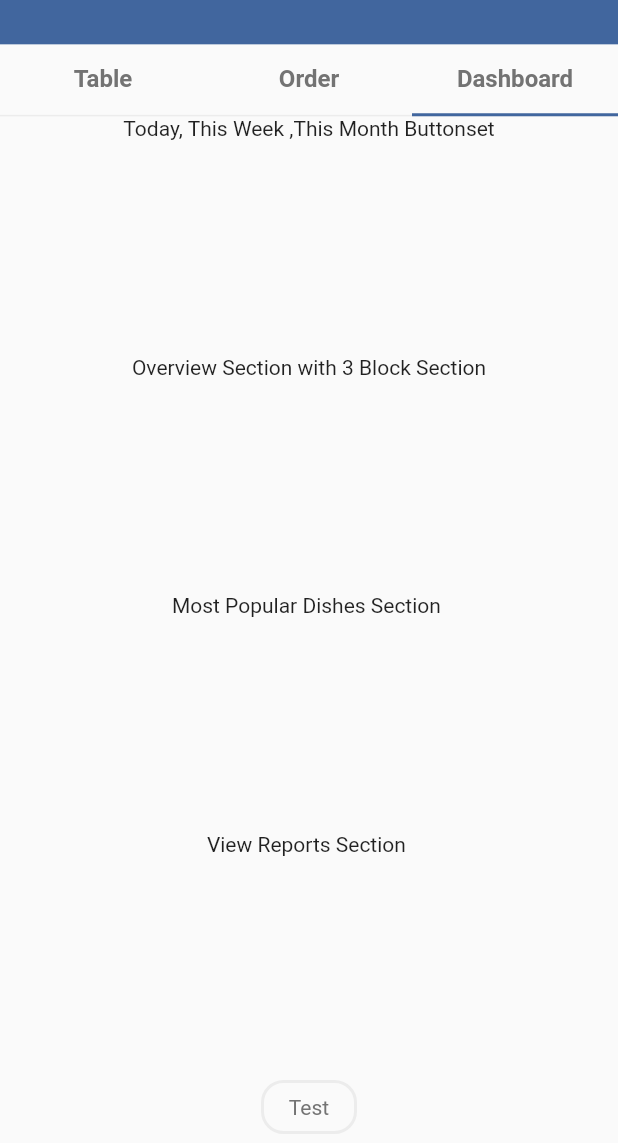
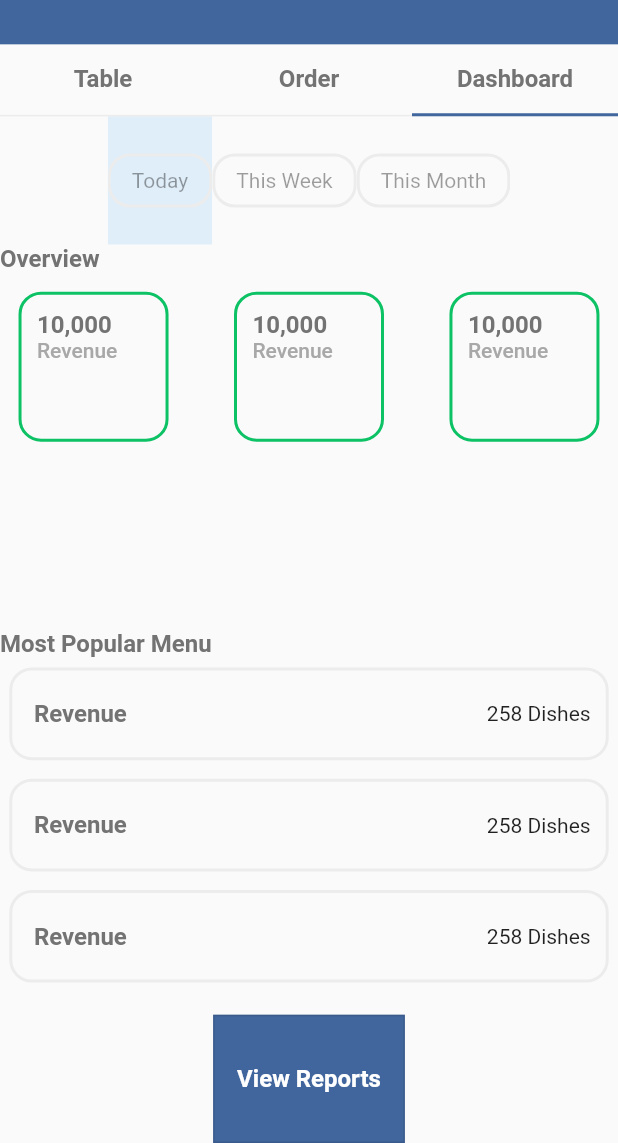
Before and after one commit to nutdanai-kpjr/restaurant-table-management, a Flutter app: the screen it shows after launch, tab 3 chosen, on a phone screen of 412 x 824 dp, the part 93-1236 px from its top. Run offline on Flutter 3.47's test engine with Material 2 defaults, Android fonts, the phone set to English and light mode, and no system bars; accounts and stored records are empty; network calls fail.

Commit message:
Add dashboard layout

```diff
--- /dev/null
+++ b/lib/components/overview_item.dart
@@ -0,0 +1,52 @@
+// With indicator
+import 'package:flutter/material.dart';
+import 'package:restaurant_table_management/constants.dart';
+
+class OverviewItem extends StatelessWidget {
+  const OverviewItem({
+    Key? key,
+    required this.title,
+    required this.label,
+    this.indicatorColor = kCompletedColor,
+  }) : super(key: key);
+  final String title;
+  final String label;
+  final Color indicatorColor;
+  @override
+  Widget build(BuildContext context) {
+    return Container(
+      margin: EdgeInsets.all(MediaQuery.of(context).size.height * 0.015),
+      width: 100,
+      height: 100,
+      decoration: BoxDecoration(
+        border: Border.all(color: indicatorColor, width: 2.0),
+        borderRadius: BorderRadius.circular(15.0),
+      ),
+      child: Column(children: [
+        SizedBox(
+          height: MediaQuery.of(context).size.height * 0.0125,
+        ),
+        Container(
+          margin: EdgeInsets.only(
+              left: MediaQuery.of(context).size.height * 0.0125),
+          width: double.infinity,
+          child: Text(
+            title,
+            style: kHeaderTextStyle,
+          ),
+        ),
+        Container(
+          margin: EdgeInsets.only(
+              left: MediaQuery.of(context).size.height * 0.0125),
+          width: double.infinity,
+          child: Text(
+            label,
+            style: kPrimaryTextStyle.copyWith(
+              color: kSecondaryFontColor,
+            ),
+          ),
+        )
+      ]),
+    );
+  }
+}
--- a/lib/tabs/dashboard_tab.dart
+++ b/lib/tabs/dashboard_tab.dart
@@ -1,29 +1,106 @@
 import 'package:flutter/material.dart';
 import 'package:restaurant_table_management/components/buttons/primary_button.dart';
+import 'package:restaurant_table_management/components/buttons/wide_button.dart';
+import 'package:restaurant_table_management/components/headers/list_header.dart';
 import 'package:restaurant_table_management/components/order_detail.dart';
+import 'package:restaurant_table_management/components/overview_item.dart';
 import 'package:restaurant_table_management/components/primary_list_item.dart';
+import 'package:restaurant_table_management/components/secondary_list_item.dart';
 import 'package:restaurant_table_management/constants.dart';
 import 'package:restaurant_table_management/domains/order.dart';
 import 'package:restaurant_table_management/services/service.dart';
 
 import '../components/primary_circular_progress_indicator.dart';
 
-class DashBoardTab extends StatelessWidget {
+class DashBoardTab extends StatefulWidget {
   const DashBoardTab({Key? key}) : super(key: key);
+
+  @override
+  State<DashBoardTab> createState() => _DashBoardTabState();
+}
+
+class _DashBoardTabState extends State<DashBoardTab> {
+  List<bool> overviewMode = [true, false, false];
+
+  _buildOverviewModeSelection() {
+    return ToggleButtons(
+      renderBorder: false,
+      onPressed: (int index) {
+        setState(() {
+          for (int buttonIndex = 0;
+              buttonIndex < overviewMode.length;
+              buttonIndex++) {
+            if (buttonIndex == index) {
+              overviewMode[buttonIndex] = true;
+            } else {
+              overviewMode[buttonIndex] = false;
+            }
+          }
+        });
+      },
+      isSelected: overviewMode,
+      children: const <Widget>[
+        PrimaryButton(text: 'Today'),
+        PrimaryButton(text: 'This Week'),
+        PrimaryButton(text: 'This Month'),
+      ],
+    );
+  }
+
+  _buildOverviewSection() {
+    return Column(
+      children: [
+        ListHeader(title: 'Overview'),
+        Row(
+          mainAxisAlignment: MainAxisAlignment.spaceBetween,
+          children: [
+            OverviewItem(title: '10,000', label: 'Revenue'),
+            OverviewItem(title: '10,000', label: 'Revenue'),
+            OverviewItem(title: '10,000', label: 'Revenue'),
+          ],
+        )
+      ],
+    );
+  }
+
+  _buildPopularMenuSection() {
+    return Column(
+      children: [
+        ListHeader(title: 'Most Popular Menu'),
+        Column(
+          children: [
+            SecondaryListItem(
+              title: 'Revenue',
+              rightSideChildren: [Text('258 Dishes')],
+            ),
+            SecondaryListItem(
+              title: 'Revenue',
+              rightSideChildren: [Text('258 Dishes')],
+            ),
+            SecondaryListItem(
+              title: 'Revenue',
+              rightSideChildren: [Text('258 Dishes')],
+            ),
+          ],
+        ),
+      ],
+    );
+  }
 
   @override
   Widget build(BuildContext context) {
     return Column(
       children: [
-        Expanded(child: Text('Today, This Week ,This Month Buttonset')),
-        Expanded(child: Text('Overview Section with 3 Block Section')),
-        Expanded(child: Text('Most Popular Dishes Section ')),
-        Expanded(child: Text('View Reports Section ')),
-        PrimaryButton(
-          text: 'Test',
-          onPressed: () async {
-            await getTableList(context: context);
-          },
+        Expanded(flex: 1, child: _buildOverviewModeSelection()),
+        Expanded(flex: 3, child: _buildOverviewSection()),
+        Expanded(flex: 3, child: _buildPopularMenuSection()),
+        Expanded(
+          child: WideButton(
+            title: 'View Reports',
+            onPressed: () async {
+              // await getTableList(context: context);
+            },
+          ),
         ),
       ],
     );
```
